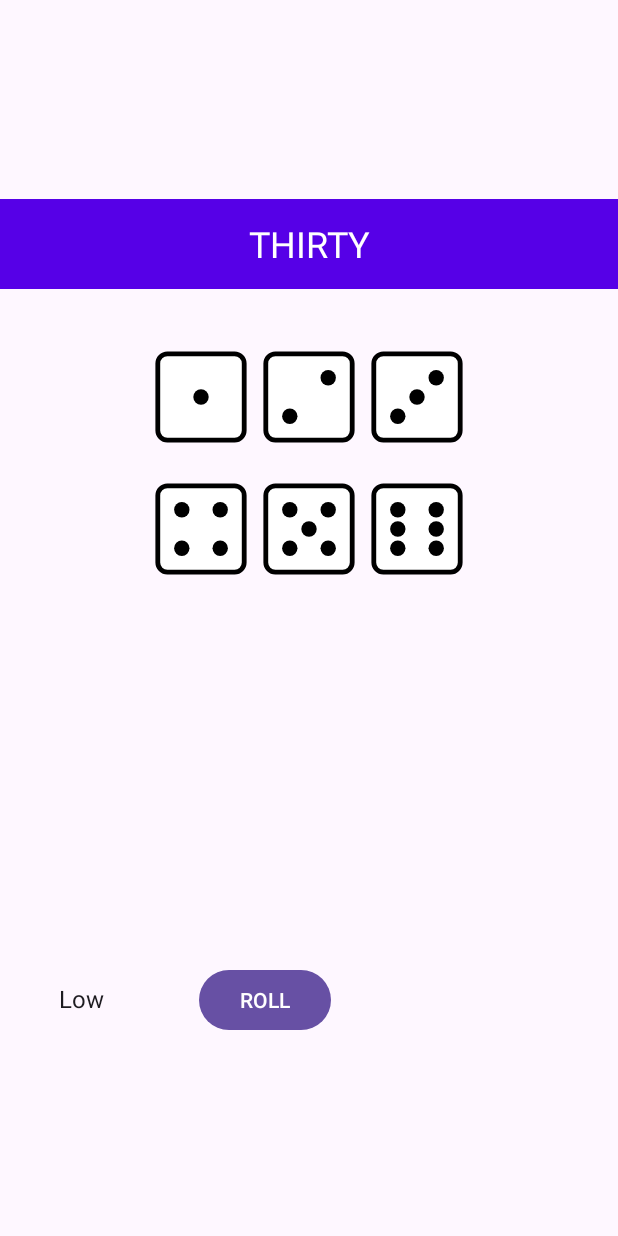
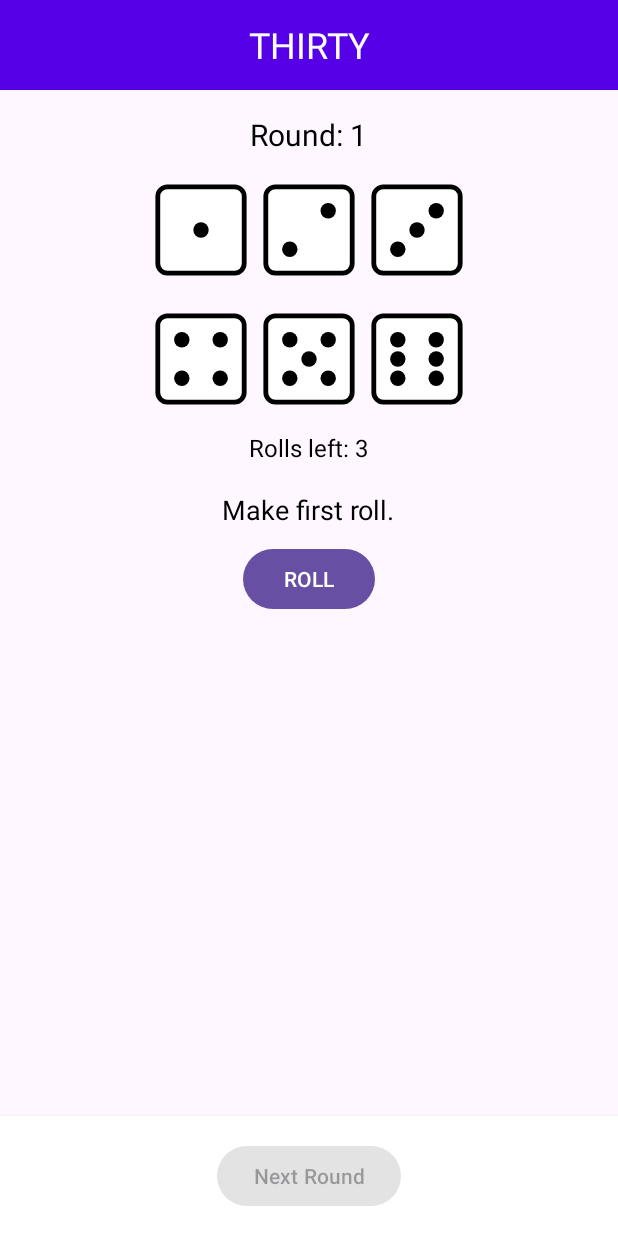
Before and after one commit to Emmelie83/DiceGameThirtyAndroid, an Android app: the screen it shows after launch (MainActivity), after a tap on "Dice 1", on a phone screen of 412 x 824 dp. Run offline under Robolectric (Android 15) with nearby library versions, the phone set to English and light mode, and no system bars; our stand-ins replace FlexboxLayout.

Commit message:
Add logic and buttons for score categories

```diff
--- a/app/build.gradle.kts
+++ b/app/build.gradle.kts
@@ -42,6 +42,8 @@ dependencies {
     implementation(libs.material)
     implementation(libs.androidx.activity)
     implementation(libs.androidx.constraintlayout)
+    implementation(libs.material.v1120)
+    implementation(libs.flexbox)
     testImplementation(libs.junit)
     androidTestImplementation(libs.androidx.junit)
     androidTestImplementation(libs.androidx.espresso.core)
--- a/app/src/main/java/com/emmeliejohansson/thirtydicegame/MainActivity.kt
+++ b/app/src/main/java/com/emmeliejohansson/thirtydicegame/MainActivity.kt
@@ -1,25 +1,41 @@
 package com.emmeliejohansson.thirtydicegame
 
 import android.os.Bundle
+import android.view.View
 import android.widget.Button
 import android.widget.ImageView
+import android.widget.LinearLayout
+import android.widget.Toast
 import androidx.appcompat.app.AppCompatActivity
 import com.emmeliejohansson.thirtydicegame.models.Game
 import com.emmeliejohansson.thirtydicegame.services.DiceStore
+import com.emmeliejohansson.thirtydicegame.managers.CategoryManager
+import com.google.android.flexbox.FlexboxLayout
 
 class MainActivity : AppCompatActivity() {
 
     private lateinit var game: Game
     private lateinit var diceImages: List<ImageView>
     private lateinit var rollButton: Button
+    private lateinit var nextRoundButton: Button
+    private lateinit var categoryManager: CategoryManager
+    private lateinit var categoryToggleGroup: FlexboxLayout
+    private lateinit var categorySection: LinearLayout
 
     override fun onCreate(savedInstanceState: Bundle?) {
         super.onCreate(savedInstanceState)
         setContentView(R.layout.activity_main)
 
+        categoryToggleGroup = findViewById(R.id.categoryToggleGroup)
+        nextRoundButton = findViewById(R.id.nextRoundButton)
+        rollButton = findViewById(R.id.rollButton)
+        categorySection = findViewById(R.id.categorySection)
+        categorySection.visibility = View.GONE
+
+        categoryManager = CategoryManager(this, categoryToggleGroup, nextRoundButton)
+
         game = Game()
         game.fillDiceStore()
-
 
         diceImages = listOf(
             findViewById(R.id.die1),
@@ -30,61 +46,85 @@ class MainActivity : AppCompatActivity() {
             findViewById(R.id.die6)
         )
 
-        rollButton = findViewById(R.id.rollButton)
+        nextRoundButton.isEnabled = false
 
-        // 3. Handle roll button
-        rollButton.setOnClickListener {
-            game.rollDice()
-            updateDiceImages()
-        }
-
-        // 4. Toggle dice active/inactive on tap
         diceImages.forEachIndexed { index, imageView ->
             imageView.setOnClickListener {
+                if (!game.isEndOfRound()) {
                     val die = DiceStore.getDieById(index + 1)
-                die?.let {
-                    it.toggleIsActive()
+                    die?.toggleIsRollable()
                     updateDiceImages()
                 }
             }
         }
 
         updateDiceImages()
+
+        rollButton.setOnClickListener {
+            if (!game.isGameOver()) {
+                game.rollDice()
+                updateDiceImages()
+
+                if (game.rollCount == 1) {
+                    categoryManager.enableAllButtons()
+                    categorySection.visibility = View.VISIBLE
+                }
+            } else {
+                Toast.makeText(this, "Game Over!", Toast.LENGTH_SHORT).show()
+            }
+        }
+
+
+        nextRoundButton.setOnClickListener {
+            val selectedCategory = categoryManager.getSelectedCategory()
+            if (selectedCategory != null) {
+                game.useScoringCategory(selectedCategory)
+                categoryManager.removeCategory(selectedCategory)
+
+                game.resetForNextRound()
+                updateDiceImages()
+            }
+        }
     }
 
     private fun updateDiceImages() {
         DiceStore.getAllDice().forEachIndexed { index, die ->
-            val imageRes = if (die.isActive) {
-                getRedDieImageRes(die.value)
-            } else {
-
-                getDieImageRes(die.value)// red dice
+            val imageRes = when {
+                die.isRollable -> getWhiteDieImageRes(die.value)
+                game.isEndOfRound() -> getGrayDieImageRes(die.value)
+                else -> getRedDieImageRes(die.value)
             }
             diceImages[index].setImageResource(imageRes)
         }
     }
 
-    private fun getDieImageRes(value: Int): Int {
-        return when (value) {
+    private fun getWhiteDieImageRes(value: Int): Int = when (value) {
         1 -> R.drawable.die_1
         2 -> R.drawable.die_2
         3 -> R.drawable.die_3
         4 -> R.drawable.die_4
         5 -> R.drawable.die_5
         6 -> R.drawable.die_6
-            else -> R.drawable.die_1 // default fallback
-        }
+        else -> R.drawable.die_1
     }
 
-    private fun getRedDieImageRes(value: Int): Int {
-        return when (value) {
+    private fun getRedDieImageRes(value: Int): Int = when (value) {
         1 -> R.drawable.red_die_1
         2 -> R.drawable.red_die_2
         3 -> R.drawable.red_die_3
         4 -> R.drawable.red_die_4
         5 -> R.drawable.red_die_5
         6 -> R.drawable.red_die_6
-            else -> R.drawable.red_die_1 // fallback
+        else -> R.drawable.red_die_1
+    }
+
+    private fun getGrayDieImageRes(value: Int): Int = when (value) {
+        1 -> R.drawable.gray_die_1
+        2 -> R.drawable.gray_die_2
+        3 -> R.drawable.gray_die_3
+        4 -> R.drawable.gray_die_4
+        5 -> R.drawable.gray_die_5
+        6 -> R.drawable.gray_die_6
+        else -> R.drawable.gray_die_1
     }
 }
-}
--- /dev/null
+++ b/app/src/main/java/com/emmeliejohansson/thirtydicegame/managers/CategoryManager.kt
@@ -0,0 +1,80 @@
+package com.emmeliejohansson.thirtydicegame.managers
+
+import android.content.Context
+import android.view.ViewGroup
+import android.widget.Button
+import com.google.android.flexbox.FlexboxLayout
+import com.google.android.material.button.MaterialButton
+import androidx.core.content.ContextCompat
+import com.emmeliejohansson.thirtydicegame.R
+
+class CategoryManager(
+    private val context: Context,
+    private val categoryLayout: FlexboxLayout,
+    private val nextRoundButton: Button
+) {
+    private val categories = mutableListOf("Low", "4", "5", "6", "7", "8", "9", "10", "11", "12")
+    private var selectedButton: MaterialButton? = null
+
+    init {
+        renderCategoryOptions()
+        disableAllButtons()
+        nextRoundButton.isEnabled = false
+    }
+
+    fun getSelectedCategory(): String? = selectedButton?.text?.toString()
+
+    fun removeCategory(category: String) {
+        categories.remove(category)
+        renderCategoryOptions()
+        disableAllButtons()
+        nextRoundButton.isEnabled = false
+    }
+
+    fun enableAllButtons() {
+        for (i in 0 until categoryLayout.childCount) {
+            categoryLayout.getChildAt(i).isEnabled = true
+        }
+    }
+
+    fun disableAllButtons() {
+        for (i in 0 until categoryLayout.childCount) {
+            categoryLayout.getChildAt(i).isEnabled = false
+        }
+        selectedButton = null
+    }
+
+    fun renderCategoryOptions() {
+        categoryLayout.removeAllViews()
+        categories.forEach { category ->
+            val button = MaterialButton(context).apply {
+                text = category
+                layoutParams = ViewGroup.MarginLayoutParams(
+                    ViewGroup.LayoutParams.WRAP_CONTENT,
+                    ViewGroup.LayoutParams.WRAP_CONTENT
+                ).apply {
+                    setMargins(40, 16, 40, 16)
+                }
+                isEnabled = false
+
+                setOnClickListener {
+                    handleSelection(this)
+                }
+            }
+            categoryLayout.addView(button)
+        }
+    }
+
+
+    private fun handleSelection(clickedButton: MaterialButton) {
+        // Deselect previous
+        selectedButton?.isChecked = false
+
+        // Select new
+        selectedButton = clickedButton
+        clickedButton.isChecked = true
+
+        // Enable "Next Round" button
+        nextRoundButton.isEnabled = true
+    }
+}
--- a/app/src/main/java/com/emmeliejohansson/thirtydicegame/models/Die.kt
+++ b/app/src/main/java/com/emmeliejohansson/thirtydicegame/models/Die.kt
@@ -4,19 +4,18 @@ import kotlin.random.Random
 
 class Die(val id: Int) {
     var value = id
-    var isActive: Boolean = false
-    var isYetNotRolled: Boolean = true
+    var isRollable: Boolean = true
+    private var hasBeenRolled = false
 
     fun roll() {
-        if (isYetNotRolled || isActive) {
-            value = Random.nextInt(1, 7)
-            isYetNotRolled = false
-            isActive = false
+        if (!isRollable) return
+        value = Random.nextInt(1, 7)
+        hasBeenRolled = true
+    }
+
+    fun toggleIsRollable() {
+        if (hasBeenRolled) {
+            isRollable = !isRollable
         }
     }
-
-    fun toggleIsActive() {
-        if (isYetNotRolled) return
-        isActive = !isActive
-    }
 }
--- a/app/src/main/java/com/emmeliejohansson/thirtydicegame/models/Game.kt
+++ b/app/src/main/java/com/emmeliejohansson/thirtydicegame/models/Game.kt
@@ -24,12 +24,9 @@ class Game {
 
 
 
-
-
     private fun rollActiveDice() {
         if (rollCount < 3) {
             DiceStore.getActiveDice().forEach { it.roll() }
-
         }
     }
 
@@ -37,13 +34,21 @@ class Game {
             DiceStore.getAllDice().forEach { it.roll() }
     }
 
+    fun isEndOfRound(): Boolean {
+        return rollCount == 3
+    }
 
     fun isGameOver(): Boolean = round > 10
 
     fun resetForNextRound() {
-        DiceStore.resetAllDiceToActive()
+        DiceStore.getAllDice().forEach {
+            it.isRollable = true
+            it.value = it.id
+        }
         rollCount = 0
+        round++
     }
+
 
     fun useScoringCategory(category: Any) {
         scoringCategories.remove(category)
--- a/app/src/main/java/com/emmeliejohansson/thirtydicegame/services/DiceStore.kt
+++ b/app/src/main/java/com/emmeliejohansson/thirtydicegame/services/DiceStore.kt
@@ -15,18 +15,18 @@ class DiceStore {
 
         fun resetAllDiceToActive() {
             diceList.forEach {
-                it.isActive = true
+                it.isRollable = true
             }
         }
 
         fun getAllDice(): List<Die> = diceList.toList()
 
         fun getActiveDice(): List<Die> {
-            return diceList.filter { it.isActive }
+            return diceList.filter { it.isRollable }
         }
 
         fun getInactiveDice(): List<Die> {
-            return diceList.filter { !it.isActive }
+            return diceList.filter { !it.isRollable }
         }
 
         fun resetDice() {
--- a/app/src/main/res/layout/activity_main.xml
+++ b/app/src/main/res/layout/activity_main.xml
@@ -1,62 +1,71 @@
 <?xml version="1.0" encoding="utf-8"?>
-<LinearLayout xmlns:android="http://schemas.android.com/apk/res/android"
+<RelativeLayout xmlns:android="http://schemas.android.com/apk/res/android"
     android:layout_width="match_parent"
     android:layout_height="match_parent"
-    android:gravity="center"
-    android:orientation="vertical">
-
+    xmlns:app="http://schemas.android.com/apk/res-auto">
 
     <LinearLayout
+        android:id="@+id/mainContent"
         android:layout_width="match_parent"
-        android:layout_height="80dp"
-        android:orientation="vertical">
+        android:layout_height="match_parent"
+        android:orientation="vertical"
+        android:layout_above="@+id/bottomLayout">
 
         <TextView
             android:layout_width="match_parent"
             android:layout_height="60dp"
+            android:background="@color/blue"
             android:gravity="center"
             android:text="@string/heading"
-            android:textSize="24sp"
-            android:background="@color/blue"
+            android:textAllCaps="true"
             android:textColor="@color/white"
-            android:textAllCaps="true"/>
+            android:textSize="24sp" />
 
-    </LinearLayout>
+        <TextView
+            android:id="@+id/roundText"
+            android:layout_width="wrap_content"
+            android:layout_height="wrap_content"
+            android:layout_gravity="center_horizontal"
+            android:layout_marginTop="16dp"
+            android:text="@string/round_number"
+            android:textColor="@color/black"
+            android:textSize="20sp" />
+
 
         <LinearLayout
             android:id="@+id/diceRow1"
             android:layout_width="match_parent"
             android:layout_height="wrap_content"
-        android:orientation="horizontal"
+            android:layout_marginTop="14dp"
             android:gravity="center"
-        android:layout_marginTop="16dp">
+            android:orientation="horizontal">
 
             <ImageView
                 android:id="@+id/die1"
                 android:layout_width="64dp"
                 android:layout_height="64dp"
                 android:layout_margin="4dp"
+                android:background="?android:selectableItemBackground"
                 android:contentDescription="@string/die_1"
-            android:src="@drawable/die_1"
-            android:background="?android:selectableItemBackground" />
+                android:src="@drawable/die_1" />
 
             <ImageView
                 android:id="@+id/die2"
                 android:layout_width="64dp"
                 android:layout_height="64dp"
                 android:layout_margin="4dp"
+                android:background="?android:selectableItemBackground"
                 android:contentDescription="@string/die_2"
-            android:src="@drawable/die_2"
-            android:background="?android:selectableItemBackground" />
+                android:src="@drawable/die_2" />
 
             <ImageView
                 android:id="@+id/die3"
                 android:layout_width="64dp"
                 android:layout_height="64dp"
                 android:layout_margin="4dp"
+                android:background="?android:selectableItemBackground"
                 android:contentDescription="@string/die_3"
-            android:src="@drawable/die_3"
-            android:background="?android:selectableItemBackground" />
+                android:src="@drawable/die_3" />
 
         </LinearLayout>
 
@@ -64,17 +73,17 @@
             android:id="@+id/diceRow2"
             android:layout_width="match_parent"
             android:layout_height="wrap_content"
-        android:orientation="horizontal"
+            android:layout_marginTop="14dp"
             android:gravity="center"
-        android:layout_marginTop="16dp">
+            android:orientation="horizontal">
 
             <ImageView
                 android:id="@+id/die4"
                 android:layout_width="64dp"
                 android:layout_height="64dp"
                 android:layout_margin="4dp"
+                android:background="?android:selectableItemBackground"
                 android:contentDescription="@string/die_4"
-            android:background="?android:selectableItemBackground"
                 android:src="@drawable/die_4" />
 
             <ImageView
@@ -82,45 +91,101 @@
                 android:layout_width="64dp"
                 android:layout_height="64dp"
                 android:layout_margin="4dp"
+                android:background="?android:selectableItemBackground"
                 android:contentDescription="@string/die_5"
-            android:src="@drawable/die_5"
-            android:background="?android:selectableItemBackground" />
+                android:src="@drawable/die_5" />
 
             <ImageView
                 android:id="@+id/die6"
                 android:layout_width="64dp"
                 android:layout_height="64dp"
                 android:layout_margin="4dp"
+                android:background="?android:selectableItemBackground"
                 android:contentDescription="@string/die_6"
-            android:src="@drawable/die_6"
-            android:background="?android:selectableItemBackground" />
+                android:src="@drawable/die_6" />
 
         </LinearLayout>
 
-    <LinearLayout
-        android:id="@+id/diceContainer"
-        android:layout_width="349dp"
-        android:layout_height="302dp"
-        android:orientation="horizontal">
+        <TextView
+            android:id="@+id/rollsLeftText"
+            android:layout_width="wrap_content"
+            android:layout_height="wrap_content"
+            android:layout_gravity="center_horizontal"
+            android:layout_marginTop="12dp"
+            android:text="@string/rolls_left"
+            android:textColor="@color/black"
+            android:textSize="16sp" />
 
-        <Spinner
-            android:id="@+id/categorySpinner"
-            android:layout_width="101dp"
+
+        <TextView
+            android:id="@+id/instructionText"
+            android:layout_width="wrap_content"
             android:layout_height="wrap_content"
-            android:layout_gravity="bottom"
-            android:background="?android:selectableItemBackground"
-            android:entries="@array/categories"
-            android:gravity="center" />
+            android:layout_gravity="center_horizontal"
+            android:layout_marginTop="18dp"
+            android:text="@string/instruction_text"
+            android:textColor="@color/black"
+            android:textSize="18sp" />
 
         <Button
             android:id="@+id/rollButton"
             android:layout_width="wrap_content"
             android:layout_height="wrap_content"
-            android:layout_gravity="bottom"
-            android:gravity="center"
+            android:layout_gravity="center_horizontal"
+            android:layout_margin="10dp"
             android:text="@string/roll_button"
             android:textAllCaps="true" />
 
+        <LinearLayout
+            android:id="@+id/categorySection"
+            android:layout_width="match_parent"
+            android:layout_height="wrap_content"
+            android:orientation="vertical"
+            android:visibility="gone"> <!-- Initially hidden -->
+
+            <TextView
+                android:id="@+id/choseScoreCategoryText"
+                android:layout_width="wrap_content"
+                android:layout_height="wrap_content"
+                android:layout_gravity="center_horizontal"
+                android:layout_marginTop="14dp"
+                android:text="@string/chose_score_category"
+                android:textColor="@color/black"
+                android:textSize="16sp" />
+
+            <com.google.android.flexbox.FlexboxLayout
+                android:id="@+id/categoryToggleGroup"
+                android:layout_width="match_parent"
+                android:layout_height="wrap_content"
+                app:flexWrap="wrap"
+                app:justifyContent="center"
+                app:alignItems="center"
+                android:layout_marginBottom="8dp"
+                android:orientation="horizontal" />
         </LinearLayout>
 
+
+
     </LinearLayout>
+
+    <LinearLayout
+        android:id="@+id/bottomLayout"
+        android:layout_width="match_parent"
+        android:layout_height="wrap_content"
+        android:orientation="vertical"
+        android:padding="16dp"
+        android:layout_alignParentBottom="true"
+        android:background="#FFFFFF"
+        android:elevation="4dp">
+
+
+
+        <Button
+            android:id="@+id/nextRoundButton"
+            android:layout_width="wrap_content"
+            android:layout_height="wrap_content"
+            android:layout_gravity="center_horizontal"
+            android:text="@string/next_round" />
+    </LinearLayout>
+
+</RelativeLayout>
--- a/app/src/main/res/values/strings.xml
+++ b/app/src/main/res/values/strings.xml
@@ -2,7 +2,11 @@
     <string name="app_name">ThirtyDiceGame</string>
     <string name="roll_button">Roll</string>
     <string name="heading">Thirty</string>
-    <string name="round_text">Round 1 of 10</string>
+    <string name="round_number">Round: 1</string>
+    <string name="rolls_left">Rolls left: 3</string>
+    <string name="chose_score_category">Choose a score category</string>
+    <string name="instruction_text">Make first roll.</string>"
+    <string name="next_round">Next Round</string>
     <string name="die_1">Dice 1</string>
     <string name="die_2">Dice 2</string>
     <string name="die_3">Dice 3</string>
--- a/gradle/libs.versions.toml
+++ b/gradle/libs.versions.toml
@@ -1,5 +1,6 @@
 [versions]
 agp = "8.11.0"
+flexbox = "3.0.0"
 kotlin = "2.0.21"
 coreKtx = "1.16.0"
 junit = "4.13.2"
@@ -9,9 +10,11 @@ appcompat = "1.6.1"
 material = "1.10.0"
 activity = "1.8.0"
 constraintlayout = "2.2.1"
+materialVersion = "1.12.0"
 
 [libraries]
 androidx-core-ktx = { group = "androidx.core", name = "core-ktx", version.ref = "coreKtx" }
+flexbox = { module = "com.google.android.flexbox:flexbox", version.ref = "flexbox" }
 junit = { group = "junit", name = "junit", version.ref = "junit" }
 androidx-junit = { group = "androidx.test.ext", name = "junit", version.ref = "junitVersion" }
 androidx-espresso-core = { group = "androidx.test.espresso", name = "espresso-core", version.ref = "espressoCore" }
@@ -19,6 +22,7 @@ androidx-appcompat = { group = "androidx.appcompat", name = "appcompat", version
 material = { group = "com.google.android.material", name = "material", version.ref = "material" }
 androidx-activity = { group = "androidx.activity", name = "activity", version.ref = "activity" }
 androidx-constraintlayout = { group = "androidx.constraintlayout", name = "constraintlayout", version.ref = "constraintlayout" }
+material-v1120 = { module = "com.google.android.material:material", version.ref = "materialVersion" }
 
 [plugins]
 android-application = { id = "com.android.application", version.ref = "agp" }
```
Lines whose indentation alone changed are shown as unchanged.
